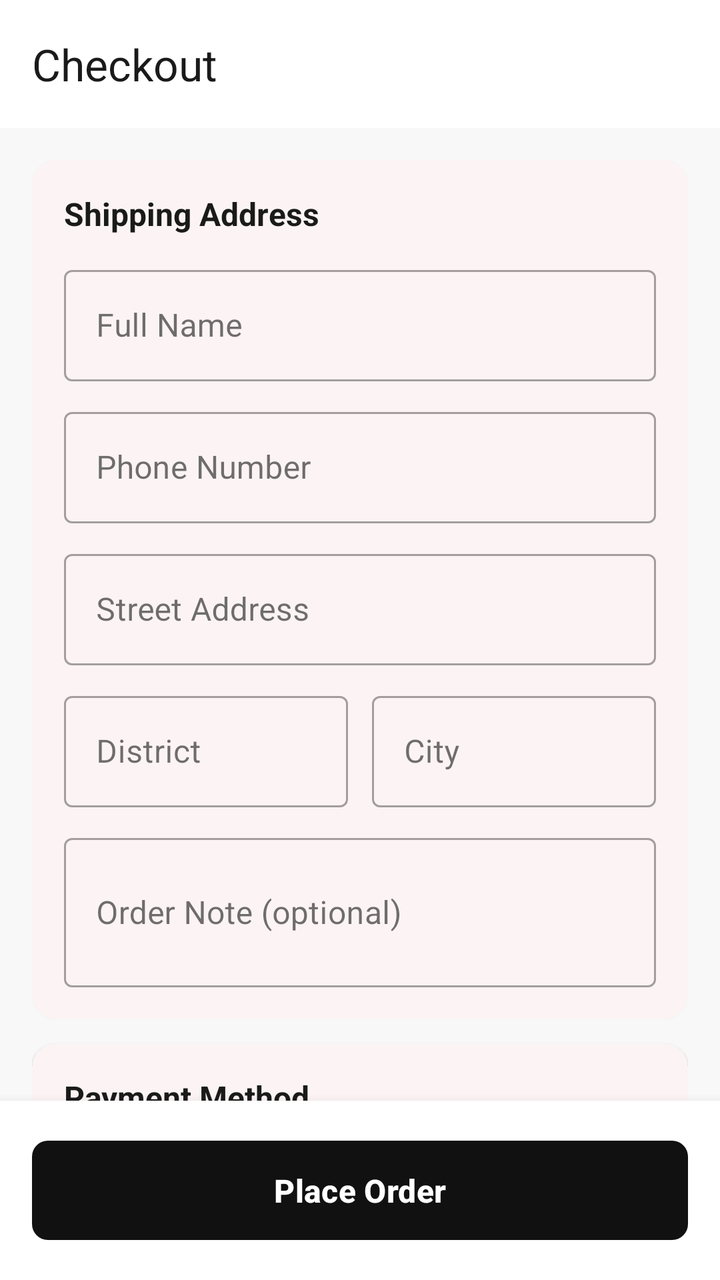
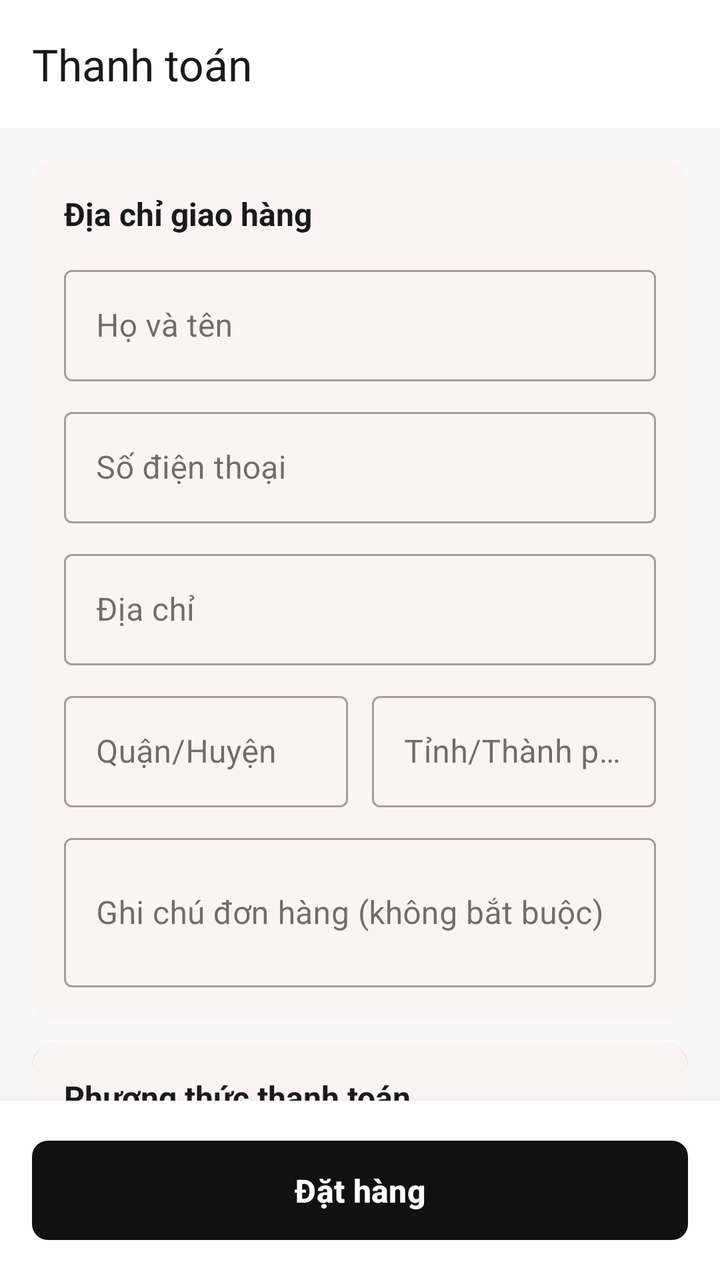

Before-and-after screenshots of an Android layout around one commit, followed by the original layout XML and the change that was made.
<!-- AndroidManifest.xml: application theme Theme.TirTirMCommerce -->
<!-- res/layout/activity_checkout.xml -->
<?xml version="1.0" encoding="utf-8"?>
<androidx.coordinatorlayout.widget.CoordinatorLayout xmlns:android="http://schemas.android.com/apk/res/android"
    xmlns:app="http://schemas.android.com/apk/res-auto"
    android:layout_width="match_parent"
    android:layout_height="match_parent"
    android:background="@color/tirtir_off_white">

    <com.google.android.material.appbar.AppBarLayout
        android:layout_width="match_parent"
        android:layout_height="wrap_content"
        android:background="@android:color/white"
        app:elevation="2dp">

        <androidx.appcompat.widget.Toolbar
            android:id="@+id/toolbarCheckout"
            android:layout_width="match_parent"
            android:layout_height="?attr/actionBarSize"
            app:title="Checkout"
            app:titleTextColor="#1A1A1A" />
    </com.google.android.material.appbar.AppBarLayout>

    <androidx.core.widget.NestedScrollView
        android:layout_width="match_parent"
        android:layout_height="match_parent"
        android:paddingBottom="88dp"
        app:layout_behavior="@string/appbar_scrolling_view_behavior">

        <LinearLayout
            android:layout_width="match_parent"
            android:layout_height="wrap_content"
            android:orientation="vertical"
            android:padding="16dp">

            
            <com.google.android.material.card.MaterialCardView
                android:layout_width="match_parent"
                android:layout_height="wrap_content"
                android:layout_marginBottom="12dp"
                app:cardCornerRadius="12dp"
                app:cardElevation="1dp"
                app:strokeWidth="0dp">

                <LinearLayout
                    android:layout_width="match_parent"
                    android:layout_height="wrap_content"
                    android:orientation="vertical"
                    android:padding="16dp">

                    <TextView
                        android:layout_width="wrap_content"
                        android:layout_height="wrap_content"
                        android:text="Shipping Address"
                        android:textSize="16sp"
                        android:textStyle="bold"
                        android:textColor="#1A1A1A"
                        android:layout_marginBottom="12dp" />

                    <com.google.android.material.textfield.TextInputLayout
                        android:id="@+id/tilFullName"
                        android:layout_width="match_parent"
                        android:layout_height="wrap_content"
                        android:hint="Full Name"
                        style="@style/Widget.MaterialComponents.TextInputLayout.OutlinedBox"
                        android:layout_marginBottom="10dp">
                        <com.google.android.material.textfield.TextInputEditText
                            android:id="@+id/etFullName"
                            android:layout_width="match_parent"
                            android:layout_height="wrap_content"
                            android:inputType="textPersonName" />
                    </com.google.android.material.textfield.TextInputLayout>

                    <com.google.android.material.textfield.TextInputLayout
                        android:id="@+id/tilPhone"
                        android:layout_width="match_parent"
                        android:layout_height="wrap_content"
                        android:hint="Phone Number"
                        style="@style/Widget.MaterialComponents.TextInputLayout.OutlinedBox"
                        android:layout_marginBottom="10dp">
                        <com.google.android.material.textfield.TextInputEditText
                            android:id="@+id/etPhone"
                            android:layout_width="match_parent"
                            android:layout_height="wrap_content"
                            android:inputType="phone" />
                    </com.google.android.material.textfield.TextInputLayout>

                    <com.google.android.material.textfield.TextInputLayout
                        android:id="@+id/tilStreet"
                        android:layout_width="match_parent"
                        android:layout_height="wrap_content"
                        android:hint="Street Address"
                        style="@style/Widget.MaterialComponents.TextInputLayout.OutlinedBox"
                        android:layout_marginBottom="10dp">
                        <com.google.android.material.textfield.TextInputEditText
                            android:id="@+id/etStreet"
                            android:layout_width="match_parent"
                            android:layout_height="wrap_content"
                            android:inputType="textPostalAddress" />
                    </com.google.android.material.textfield.TextInputLayout>

                    <LinearLayout
                        android:layout_width="match_parent"
                        android:layout_height="wrap_content"
                        android:orientation="horizontal"
                        android:layout_marginBottom="10dp">

                        <com.google.android.material.textfield.TextInputLayout
                            android:id="@+id/tilDistrict"
                            android:layout_width="0dp"
                            android:layout_height="wrap_content"
                            android:layout_weight="1"
                            android:hint="District"
                            android:layout_marginEnd="6dp"
                            style="@style/Widget.MaterialComponents.TextInputLayout.OutlinedBox">
                            <com.google.android.material.textfield.TextInputEditText
                                android:id="@+id/etDistrict"
                                android:layout_width="match_parent"
                                android:layout_height="wrap_content" />
                        </com.google.android.material.textfield.TextInputLayout>

                        <com.google.android.material.textfield.TextInputLayout
                            android:id="@+id/tilCity"
                            android:layout_width="0dp"
                            android:layout_height="wrap_content"
                            android:layout_weight="1"
                            android:hint="City"
                            android:layout_marginStart="6dp"
                            style="@style/Widget.MaterialComponents.TextInputLayout.OutlinedBox">
                            <com.google.android.material.textfield.TextInputEditText
                                android:id="@+id/etCity"
                                android:layout_width="match_parent"
                                android:layout_height="wrap_content" />
                        </com.google.android.material.textfield.TextInputLayout>
                    </LinearLayout>

                    <com.google.android.material.textfield.TextInputLayout
                        android:id="@+id/tilNote"
                        android:layout_width="match_parent"
                        android:layout_height="wrap_content"
                        android:hint="Order Note (optional)"
                        style="@style/Widget.MaterialComponents.TextInputLayout.OutlinedBox">
                        <com.google.android.material.textfield.TextInputEditText
                            android:id="@+id/etNote"
                            android:layout_width="match_parent"
                            android:layout_height="wrap_content"
                            android:inputType="textMultiLine"
                            android:minLines="2" />
                    </com.google.android.material.textfield.TextInputLayout>

                </LinearLayout>
            </com.google.android.material.card.MaterialCardView>

            
            <com.google.android.material.card.MaterialCardView
                android:layout_width="match_parent"
                android:layout_height="wrap_content"
                android:layout_marginBottom="12dp"
                app:cardCornerRadius="12dp"
                app:cardElevation="1dp"
                app:strokeWidth="0dp">

                <LinearLayout
                    android:layout_width="match_parent"
                    android:layout_height="wrap_content"
                    android:orientation="vertical"
                    android:padding="16dp">

                    <TextView
                        android:layout_width="wrap_content"
                        android:layout_height="wrap_content"
                        android:text="Payment Method"
                        android:textSize="16sp"
                        android:textStyle="bold"
                        android:textColor="#1A1A1A"
                        android:layout_marginBottom="12dp" />

                    <RadioGroup
                        android:id="@+id/rgPaymentMethod"
                        android:layout_width="match_parent"
                        android:layout_height="wrap_content"
                        android:orientation="vertical">

                        <RadioButton
                            android:id="@+id/rbCOD"
                            android:layout_width="match_parent"
                            android:layout_height="wrap_content"
                            android:text="💵  Cash on Delivery (COD)"
                            android:textSize="14sp"
                            android:paddingVertical="8dp"
                            android:checked="true" />

                        <RadioButton
                            android:id="@+id/rbBankTransfer"
                            android:layout_width="match_parent"
                            android:layout_height="wrap_content"
                            android:text="🏦  Bank Transfer"
                            android:textSize="14sp"
                            android:paddingVertical="8dp" />

                        <RadioButton
                            android:id="@+id/rbMomo"
                            android:layout_width="match_parent"
                            android:layout_height="wrap_content"
                            android:text="📱  MoMo Wallet"
                            android:textSize="14sp"
                            android:paddingVertical="8dp" />

                    </RadioGroup>

                </LinearLayout>
            </com.google.android.material.card.MaterialCardView>

            
            <com.google.android.material.card.MaterialCardView
                android:layout_width="match_parent"
                android:layout_height="wrap_content"
                android:layout_marginBottom="12dp"
                app:cardCornerRadius="12dp"
                app:cardElevation="1dp"
                app:strokeWidth="0dp">

                <LinearLayout
                    android:layout_width="match_parent"
                    android:layout_height="wrap_content"
                    android:orientation="vertical"
                    android:padding="16dp">

                    <TextView
                        android:layout_width="wrap_content"
                        android:layout_height="wrap_content"
                        android:text="Shipping Service"
                        android:textSize="16sp"
                        android:textStyle="bold"
                        android:textColor="#1A1A1A"
                        android:layout_marginBottom="8dp" />

                    <TextView
                        android:id="@+id/tvShippingService"
                        android:layout_width="match_parent"
                        android:layout_height="wrap_content"
                        android:text="Standard Delivery — 2-3 business days"
                        android:textSize="14sp"
                        android:textColor="#757575" />

                    <TextView
                        android:layout_width="wrap_content"
                        android:layout_height="wrap_content"
                        android:text="⚠️ Viettel Post SOAP integration pending"
                        android:textSize="12sp"
                        android:textColor="#BDBDBD"
                        android:layout_marginTop="4dp" />

                </LinearLayout>
            </com.google.android.material.card.MaterialCardView>

            
            <com.google.android.material.card.MaterialCardView
                android:layout_width="match_parent"
                android:layout_height="wrap_content"
                android:layout_marginBottom="8dp"
                app:cardCornerRadius="12dp"
                app:cardElevation="1dp"
                app:strokeWidth="0dp">

                <LinearLayout
                    android:layout_width="match_parent"
                    android:layout_height="wrap_content"
                    android:orientation="vertical"
                    android:padding="16dp">

                    <TextView
                        android:layout_width="wrap_content"
                        android:layout_height="wrap_content"
                        android:text="Order Summary"
                        android:textSize="16sp"
                        android:textStyle="bold"
                        android:textColor="#1A1A1A"
                        android:layout_marginBottom="12dp" />

                    <LinearLayout
                        android:layout_width="match_parent"
                        android:layout_height="wrap_content"
                        android:orientation="horizontal"
                        android:layout_marginBottom="8dp">
                        <TextView
                            android:layout_width="0dp"
                            android:layout_height="wrap_content"
                            android:layout_weight="1"
                            android:text="Subtotal"
                            android:textSize="14sp"
                            android:textColor="#757575" />
                        <TextView
                            android:id="@+id/tvCheckoutSubtotal"
                            android:layout_width="wrap_content"
                            android:layout_height="wrap_content"
                            android:text="0 đ"
                            android:textSize="14sp"
                            android:textColor="#1A1A1A" />
                    </LinearLayout>

                    <LinearLayout
                        android:layout_width="match_parent"
                        android:layout_height="wrap_content"
                        android:orientation="horizontal"
                        android:layout_marginBottom="8dp">
                        <TextView
                            android:layout_width="0dp"
                            android:layout_height="wrap_content"
                            android:layout_weight="1"
                            android:text="Shipping"
                            android:textSize="14sp"
                            android:textColor="#757575" />
                        <TextView
                            android:id="@+id/tvCheckoutShipping"
                            android:layout_width="wrap_content"
                            android:layout_height="wrap_content"
                            android:text="30.000 đ"
                            android:textSize="14sp"
                            android:textColor="#1A1A1A" />
                    </LinearLayout>

                    <View
                        android:layout_width="match_parent"
                        android:layout_height="1dp"
                        android:background="#EEEEEE"
                        android:layout_marginVertical="8dp" />

                    <LinearLayout
                        android:layout_width="match_parent"
                        android:layout_height="wrap_content"
                        android:orientation="horizontal">
                        <TextView
                            android:layout_width="0dp"
                            android:layout_height="wrap_content"
                            android:layout_weight="1"
                            android:text="Total"
                            android:textSize="16sp"
                            android:textStyle="bold"
                            android:textColor="#1A1A1A" />
                        <TextView
                            android:id="@+id/tvCheckoutTotal"
                            android:layout_width="wrap_content"
                            android:layout_height="wrap_content"
                            android:text="0 đ"
                            android:textSize="16sp"
                            android:textStyle="bold"
                            android:textColor="#1A1A1A" />
                    </LinearLayout>

                </LinearLayout>
            </com.google.android.material.card.MaterialCardView>

        </LinearLayout>
    </androidx.core.widget.NestedScrollView>

    
    <LinearLayout
        android:layout_width="match_parent"
        android:layout_height="wrap_content"
        android:layout_gravity="bottom"
        android:background="@color/tirtir_white"
        android:elevation="8dp"
        android:padding="16dp"
        android:orientation="vertical"
        android:gravity="center">

        <ProgressBar
            android:id="@+id/progressPlaceOrder"
            android:layout_width="32dp"
            android:layout_height="32dp"
            android:layout_marginBottom="8dp"
            android:indeterminateTint="@color/tirtir_red_primary"
            android:visibility="gone" />

        <com.google.android.material.button.MaterialButton
            android:id="@+id/btnPlaceOrder"
            android:layout_width="match_parent"
            android:layout_height="wrap_content"
            android:text="Place Order"
            android:textColor="@color/tirtir_white"
            android:textSize="16sp"
            android:textStyle="bold"
            android:paddingVertical="14dp"
            app:backgroundTint="@color/tirtir_black"
            app:cornerRadius="8dp" />
    </LinearLayout>

</androidx.coordinatorlayout.widget.CoordinatorLayout>
<!-- resources referenced by this layout -->
<resources>
  <color name="tirtir_black">#111111</color>
  <color name="tirtir_off_white">#F8F8F8</color>
  <color name="tirtir_red_primary">#C62828</color>
  <color name="tirtir_white">#FFFFFF</color>
  <style name="Theme.TirTirMCommerce" parent="Base.Theme.TirTirMCommerce" />
  <style name="Base.Theme.TirTirMCommerce" parent="Theme.Material3.DayNight.NoActionBar">
          
          <item name="colorPrimary">@color/tirtir_red_primary</item>
          <item name="colorPrimaryDark">@color/tirtir_red_dark</item>
          <item name="colorPrimaryContainer">@color/tirtir_red_surface</item>
  
          
          <item name="colorOnPrimary">@color/tirtir_white</item>
          <item name="colorOnPrimaryContainer">@color/tirtir_red_primary</item>
  
          
          <item name="colorSecondary">@color/tirtir_black</item>
          <item name="colorOnSecondary">@color/tirtir_white</item>
  
          
          <item name="colorSurface">@color/tirtir_white</item>
          <item name="colorOnSurface">@color/tirtir_black</item>
          <item name="colorSurfaceVariant">@color/tirtir_off_white</item>
  
          
          <item name="android:windowBackground">@color/tirtir_off_white</item>
          <item name="android:statusBarColor">@color/tirtir_white</item>
          <item name="android:windowLightStatusBar">true</item>
  
          
          <item name="colorError">@color/tirtir_error</item>
      </style>
  <color name="tirtir_red_dark">#8E0000</color>
  <color name="tirtir_red_surface">#FFEBEE</color>
  <color name="tirtir_error">#D32F2F</color>
</resources>

<!-- the commit's change to res/layout/activity_checkout.xml (unified diff, before → after) -->
@@ -15,8 +15,8 @@
             android:id="@+id/toolbarCheckout"
             android:layout_width="match_parent"
             android:layout_height="?attr/actionBarSize"
-            app:title="Checkout"
-            app:titleTextColor="#1A1A1A" />
+            app:title="@string/checkout_title"
+            app:titleTextColor="@color/tirtir_black_cover" />
     </com.google.android.material.appbar.AppBarLayout>
 
     <androidx.core.widget.NestedScrollView
@@ -49,17 +49,17 @@
                     <TextView
                         android:layout_width="wrap_content"
                         android:layout_height="wrap_content"
-                        android:text="Shipping Address"
+                        android:text="@string/checkout_shipping_address"
                         android:textSize="16sp"
                         android:textStyle="bold"
-                        android:textColor="#1A1A1A"
+                        android:textColor="@color/tirtir_black_cover"
                         android:layout_marginBottom="12dp" />
 
                     <com.google.android.material.textfield.TextInputLayout
                         android:id="@+id/tilFullName"
                         android:layout_width="match_parent"
                         android:layout_height="wrap_content"
-                        android:hint="Full Name"
+                        android:hint="@string/hint_checkout_full_name"
                         style="@style/Widget.MaterialComponents.TextInputLayout.OutlinedBox"
                         android:layout_marginBottom="10dp">
                         <com.google.android.material.textfield.TextInputEditText
@@ -73,7 +73,7 @@
                         android:id="@+id/tilPhone"
                         android:layout_width="match_parent"
                         android:layout_height="wrap_content"
-                        android:hint="Phone Number"
+                        android:hint="@string/hint_checkout_phone"
                         style="@style/Widget.MaterialComponents.TextInputLayout.OutlinedBox"
                         android:layout_marginBottom="10dp">
                         <com.google.android.material.textfield.TextInputEditText
@@ -87,7 +87,7 @@
                         android:id="@+id/tilStreet"
                         android:layout_width="match_parent"
                         android:layout_height="wrap_content"
-                        android:hint="Street Address"
+                        android:hint="@string/hint_checkout_street"
                         style="@style/Widget.MaterialComponents.TextInputLayout.OutlinedBox"
                         android:layout_marginBottom="10dp">
                         <com.google.android.material.textfield.TextInputEditText
@@ -108,7 +108,7 @@
                             android:layout_width="0dp"
                             android:layout_height="wrap_content"
                             android:layout_weight="1"
-                            android:hint="District"
+                            android:hint="@string/hint_checkout_district"
                             android:layout_marginEnd="6dp"
                             style="@style/Widget.MaterialComponents.TextInputLayout.OutlinedBox">
                             <com.google.android.material.textfield.TextInputEditText
@@ -122,7 +122,7 @@
                             android:layout_width="0dp"
                             android:layout_height="wrap_content"
                             android:layout_weight="1"
-                            android:hint="City"
+                            android:hint="@string/hint_checkout_city"
                             android:layout_marginStart="6dp"
                             style="@style/Widget.MaterialComponents.TextInputLayout.OutlinedBox">
                             <com.google.android.material.textfield.TextInputEditText
@@ -136,7 +136,7 @@
                         android:id="@+id/tilNote"
                         android:layout_width="match_parent"
                         android:layout_height="wrap_content"
-                        android:hint="Order Note (optional)"
+                        android:hint="@string/hint_checkout_note"
                         style="@style/Widget.MaterialComponents.TextInputLayout.OutlinedBox">
                         <com.google.android.material.textfield.TextInputEditText
                             android:id="@+id/etNote"
@@ -167,10 +167,10 @@
                     <TextView
                         android:layout_width="wrap_content"
                         android:layout_height="wrap_content"
-                        android:text="Payment Method"
+                        android:text="@string/checkout_payment_method"
                         android:textSize="16sp"
                         android:textStyle="bold"
-                        android:textColor="#1A1A1A"
+                        android:textColor="@color/tirtir_black_cover"
                         android:layout_marginBottom="12dp" />
 
                     <RadioGroup
@@ -183,7 +183,7 @@
                             android:id="@+id/rbCOD"
                             android:layout_width="match_parent"
                             android:layout_height="wrap_content"
-                            android:text="💵  Cash on Delivery (COD)"
+                            android:text="@string/payment_cod"
                             android:textSize="14sp"
                             android:paddingVertical="8dp"
                             android:checked="true" />
@@ -192,7 +192,7 @@
                             android:id="@+id/rbBankTransfer"
                             android:layout_width="match_parent"
                             android:layout_height="wrap_content"
-                            android:text="🏦  Bank Transfer"
+                            android:text="@string/payment_bank_transfer"
                             android:textSize="14sp"
                             android:paddingVertical="8dp" />
 
@@ -200,7 +200,7 @@
                             android:id="@+id/rbMomo"
                             android:layout_width="match_parent"
                             android:layout_height="wrap_content"
-                            android:text="📱  MoMo Wallet"
+                            android:text="@string/payment_momo"
                             android:textSize="14sp"
                             android:paddingVertical="8dp" />
 
@@ -227,26 +227,26 @@
                     <TextView
                         android:layout_width="wrap_content"
                         android:layout_height="wrap_content"
-                        android:text="Shipping Service"
+                        android:text="@string/checkout_shipping_service"
                         android:textSize="16sp"
                         android:textStyle="bold"
-                        android:textColor="#1A1A1A"
+                        android:textColor="@color/tirtir_black_cover"
                         android:layout_marginBottom="8dp" />
 
                     <TextView
                         android:id="@+id/tvShippingService"
                         android:layout_width="match_parent"
                         android:layout_height="wrap_content"
-                        android:text="Standard Delivery — 2-3 business days"
+                        android:text="@string/checkout_shipping_standard"
                         android:textSize="14sp"
-                        android:textColor="#757575" />
-
-                    <TextView
-                        android:layout_width="wrap_content"
-                        android:layout_height="wrap_content"
-                        android:text="⚠️ Viettel Post SOAP integration pending"
+                        android:textColor="@color/tirtir_text_secondary" />
+
+                    <TextView
+                        android:layout_width="wrap_content"
+                        android:layout_height="wrap_content"
+                        android:text="@string/checkout_shipping_pending_note"
                         android:textSize="12sp"
-                        android:textColor="#BDBDBD"
+                        android:textColor="@color/tirtir_silver_gray"
                         android:layout_marginTop="4dp" />
 
                 </LinearLayout>
@@ -270,10 +270,10 @@
                     <TextView
                         android:layout_width="wrap_content"
                         android:layout_height="wrap_content"
-                        android:text="Order Summary"
+                        android:text="@string/checkout_order_summary"
                         android:textSize="16sp"
                         android:textStyle="bold"
-                        android:textColor="#1A1A1A"
+                        android:textColor="@color/tirtir_black_cover"
                         android:layout_marginBottom="12dp" />
 
                     <LinearLayout
@@ -285,16 +285,16 @@
                             android:layout_width="0dp"
                             android:layout_height="wrap_content"
                             android:layout_weight="1"
-                            android:text="Subtotal"
-                            android:textSize="14sp"
-                            android:textColor="#757575" />
+                            android:text="@string/checkout_subtotal"
+                            android:textSize="14sp"
+                            android:textColor="@color/tirtir_text_secondary" />
                         <TextView
                             android:id="@+id/tvCheckoutSubtotal"
                             android:layout_width="wrap_content"
                             android:layout_height="wrap_content"
                             android:text="0 đ"
                             android:textSize="14sp"
-                            android:textColor="#1A1A1A" />
+                            android:textColor="@color/tirtir_black_cover" />
                     </LinearLayout>
 
                     <LinearLayout
@@ -306,16 +306,16 @@
                             android:layout_width="0dp"
                             android:layout_height="wrap_content"
                             android:layout_weight="1"
-                            android:text="Shipping"
-                            android:textSize="14sp"
-                            android:textColor="#757575" />
+                            android:text="@string/checkout_shipping_fee"
+                            android:textSize="14sp"
+                            android:textColor="@color/tirtir_text_secondary" />
                         <TextView
                             android:id="@+id/tvCheckoutShipping"
                             android:layout_width="wrap_content"
                             android:layout_height="wrap_content"
                             android:text="30.000 đ"
                             android:textSize="14sp"
-                            android:textColor="#1A1A1A" />
+                            android:textColor="@color/tirtir_black_cover" />
                     </LinearLayout>
 
                     <View
@@ -332,10 +332,10 @@
                             android:layout_width="0dp"
                             android:layout_height="wrap_content"
                             android:layout_weight="1"
-                            android:text="Total"
+                            android:text="@string/checkout_total"
                             android:textSize="16sp"
                             android:textStyle="bold"
-                            android:textColor="#1A1A1A" />
+                            android:textColor="@color/tirtir_black_cover" />
                         <TextView
                             android:id="@+id/tvCheckoutTotal"
                             android:layout_width="wrap_content"
@@ -343,7 +343,7 @@
                             android:text="0 đ"
                             android:textSize="16sp"
                             android:textStyle="bold"
-                            android:textColor="#1A1A1A" />
+                            android:textColor="@color/tirtir_black_cover" />
                     </LinearLayout>
 
                 </LinearLayout>
@@ -375,7 +375,7 @@
             android:id="@+id/btnPlaceOrder"
             android:layout_width="match_parent"
             android:layout_height="wrap_content"
-            android:text="Place Order"
+            android:text="@string/btn_place_order"
             android:textColor="@color/tirtir_white"
             android:textSize="16sp"
             android:textStyle="bold"
<!-- resource entries referenced after the edit -->
@@ -1,9 +1,32 @@
 <!-- resources referenced by this layout -->
 <resources>
   <color name="tirtir_black">#111111</color>
+  <color name="tirtir_black_cover">#1A1A1A</color>
   <color name="tirtir_off_white">#F8F8F8</color>
   <color name="tirtir_red_primary">#C62828</color>
+  <color name="tirtir_silver_gray">#BDBDBD</color>
+  <color name="tirtir_text_secondary">#777777</color>
   <color name="tirtir_white">#FFFFFF</color>
+  <string name="btn_place_order">Đặt hàng</string>
+  <string name="checkout_order_summary">Tóm tắt đơn hàng</string>
+  <string name="checkout_payment_method">Phương thức thanh toán</string>
+  <string name="checkout_shipping_address">Địa chỉ giao hàng</string>
+  <string name="checkout_shipping_fee">Phí vận chuyển</string>
+  <string name="checkout_shipping_pending_note">⚠️ Tích hợp Viettel Post đang phát triển</string>
+  <string name="checkout_shipping_service">Dịch vụ vận chuyển</string>
+  <string name="checkout_shipping_standard">Giao hàng tiêu chuẩn — 2–3 ngày làm việc</string>
+  <string name="checkout_subtotal">Tạm tính</string>
+  <string name="checkout_title">Thanh toán</string>
+  <string name="checkout_total">Tổng cộng</string>
+  <string name="hint_checkout_city">Tỉnh/Thành phố</string>
+  <string name="hint_checkout_district">Quận/Huyện</string>
+  <string name="hint_checkout_full_name">Họ và tên</string>
+  <string name="hint_checkout_note">Ghi chú đơn hàng (không bắt buộc)</string>
+  <string name="hint_checkout_phone">Số điện thoại</string>
+  <string name="hint_checkout_street">Địa chỉ</string>
+  <string name="payment_bank_transfer">🏦  Chuyển khoản ngân hàng</string>
+  <string name="payment_cod">💵  Thanh toán khi nhận hàng (COD)</string>
+  <string name="payment_momo">📱  Ví MoMo</string>
   <style name="Theme.TirTirMCommerce" parent="Base.Theme.TirTirMCommerce" />
   <style name="Base.Theme.TirTirMCommerce" parent="Theme.Material3.DayNight.NoActionBar">
           
